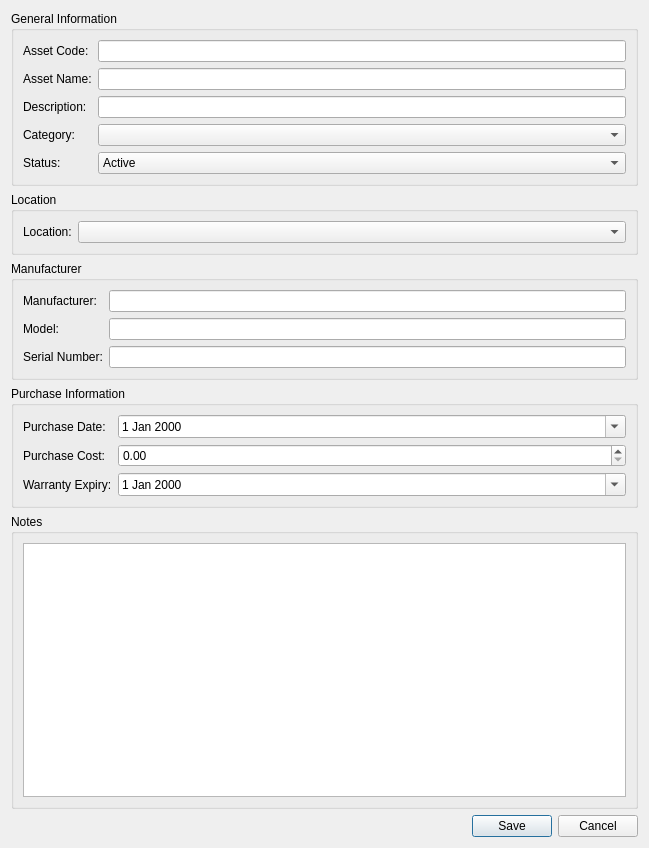
Above: app/ui/forms/add_asset.ui from Apie-dup/MaintenanceSystem before the change. Below: the same form after it.
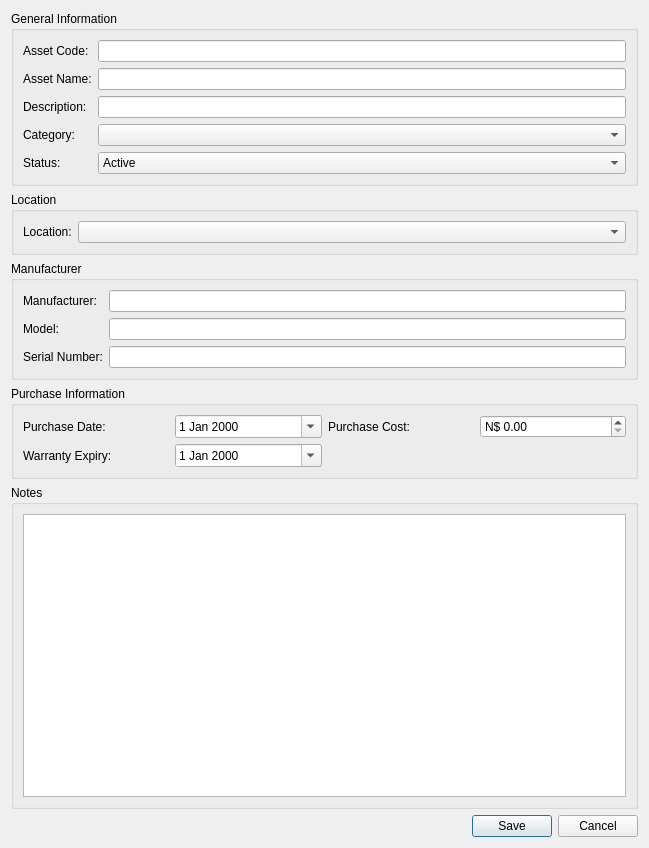
That is the form after the change.

Commit message: Add purchase cost to Assets

Diff of the .ui file:
```diff
--- a/app/ui/forms/add_asset.ui
+++ b/app/ui/forms/add_asset.ui
@@ -163,7 +163,7 @@
      <property name="flat">
       <bool>true</bool>
      </property>
-     <layout class="QFormLayout" name="formPurchaseInfo">
+     <layout class="QGridLayout" name="gridLayout">
       <item row="0" column="0">
        <widget class="QLabel" name="lblPurchaseDate">
         <property name="text">
@@ -178,31 +178,31 @@
         </property>
        </widget>
       </item>
-      <item row="1" column="0">
+      <item row="0" column="2">
        <widget class="QLabel" name="lblPurchaseCost">
         <property name="text">
          <string>Purchase Cost:</string>
         </property>
        </widget>
       </item>
-      <item row="1" column="1">
-       <widget class="QDoubleSpinBox" name="spnPurchaseCost">
-        <property name="decimals">
-         <number>2</number>
+      <item row="0" column="3">
+       <widget class="QDoubleSpinBox" name="dsbPurchaseCost">
+        <property name="prefix">
+         <string>N$ </string>
         </property>
         <property name="maximum">
          <double>999999.989999999990687</double>
         </property>
        </widget>
       </item>
-      <item row="2" column="0">
+      <item row="1" column="0">
        <widget class="QLabel" name="lblWarrantyExpiry">
         <property name="text">
          <string>Warranty Expiry:</string>
         </property>
        </widget>
       </item>
-      <item row="2" column="1">
+      <item row="1" column="1">
        <widget class="QDateEdit" name="dtWarrantyExpiry">
         <property name="calendarPopup">
          <bool>true</bool>
```
Left out of the diff: 3 changed lines with no effect on the pictures. The commit also changes 42 other files.
